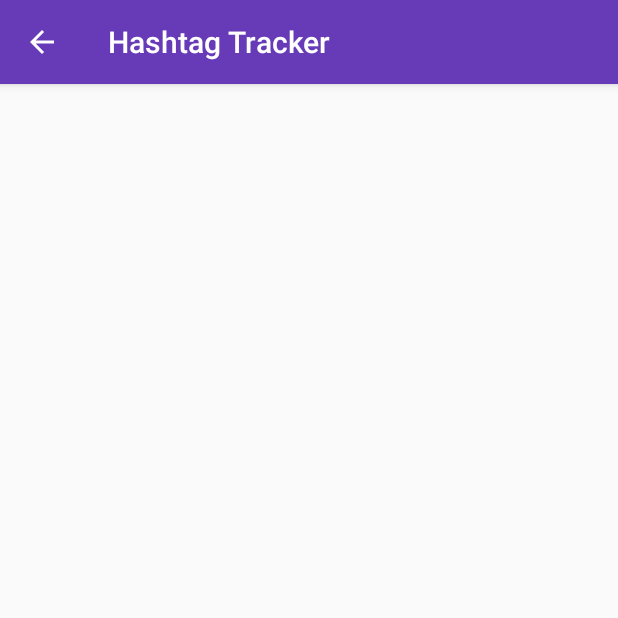
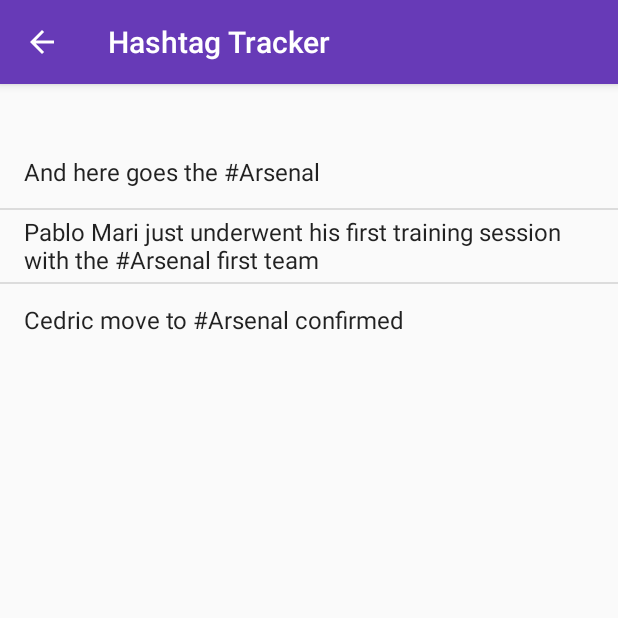
Before and after one commit to maghanga/hashtag_tracker, an Android app: the HashtagActivity screen opened directly, with no data from a screen before it, on a phone screen of 412 x 824 dp, the top half of it. Run offline under Robolectric (Android 15) with nearby library versions, the phone set to English and light mode, and no system bars.

Commit message:
Create a textView and a listview for the hashtag activity

```diff
--- a/app/src/main/java/com/thinknehru/hashtag_tracker/HashtagActivity.java
+++ b/app/src/main/java/com/thinknehru/hashtag_tracker/HashtagActivity.java
@@ -3,12 +3,22 @@ package com.thinknehru.hashtag_tracker;
 import androidx.appcompat.app.AppCompatActivity;
 
 import android.os.Bundle;
+import android.widget.ArrayAdapter;
+import android.widget.ListView;
 
 public class HashtagActivity extends AppCompatActivity {
+    private String[] posts = new String[] {"And here goes the #Arsenal", "Pablo Mari just underwent his first training session with the #Arsenal first team", "Cedric move to #Arsenal confirmed"};
+    private ListView mListView;
 
     @Override
     protected void onCreate(Bundle savedInstanceState) {
         super.onCreate(savedInstanceState);
         setContentView(R.layout.activity_hashtag);
+
+        mListView = (ListView) findViewById(R.id.listView);
+
+        ArrayAdapter adapter = new ArrayAdapter(this, android.R.layout.simple_list_item_1, posts);
+        mListView.setAdapter(adapter);
+
     }
 }
--- a/app/src/main/res/layout/activity_hashtag.xml
+++ b/app/src/main/res/layout/activity_hashtag.xml
@@ -1,6 +1,22 @@
 <?xml version="1.0" encoding="utf-8"?>
 <RelativeLayout xmlns:android="http://schemas.android.com/apk/res/android"
-    android:layout_width="match_parent"
-    android:layout_height="match_parent">
+    android:layout_width="match_parent" android:layout_height="match_parent">
+
+    <TextView
+        android:layout_width="wrap_content"
+        android:layout_height="wrap_content"
+        android:id="@+id/hashtagTextView"
+        android:textStyle="normal"
+        android:textSize="25dp"
+        android:textColor="@color/colorPrimaryText"
+        />
+
+    <ListView
+        android:layout_width="match_parent"
+        android:layout_height="wrap_content"
+        android:id="@+id/listView"
+        android:layout_below="@+id/hashtagTextView"
+        android:layout_alignParentRight="true"
+        android:layout_alignParentEnd="true" />
 
 </RelativeLayout>
```
